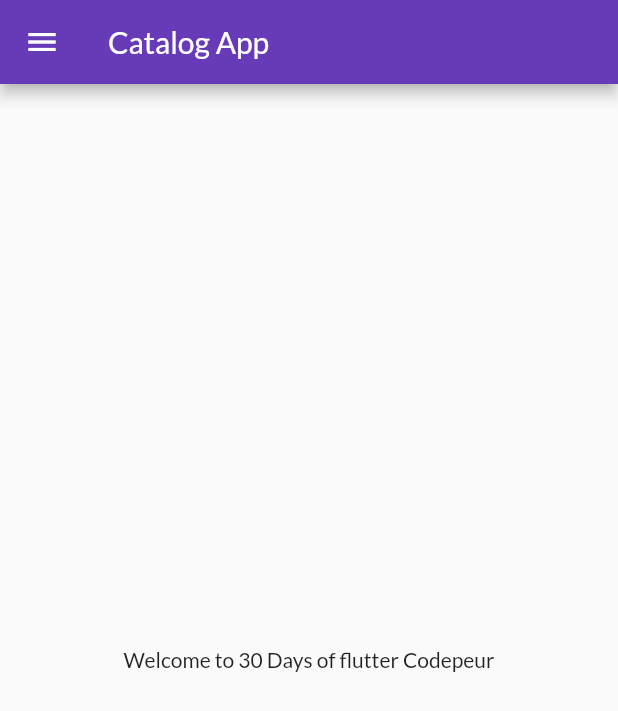
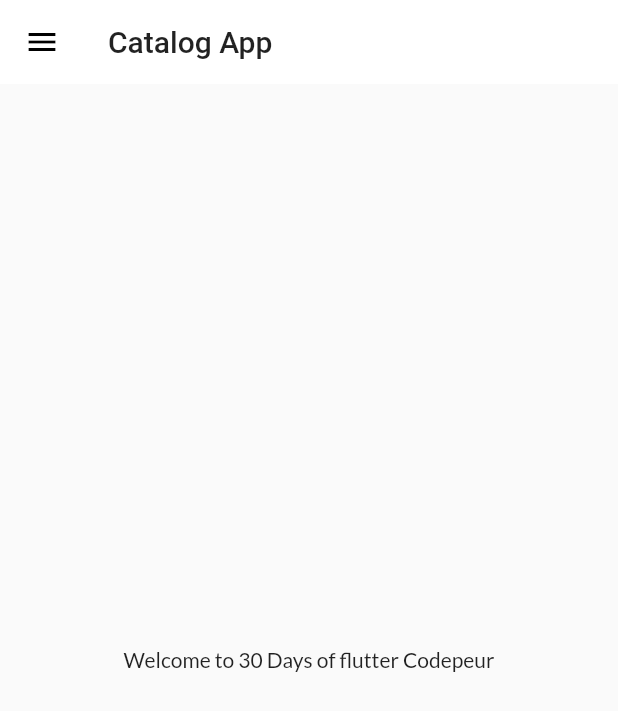
Before and after one commit to Muhammad-Sajid-Burki/Ecommerce-App, a Flutter app: the screen it shows after launch, on a phone screen of 412 x 824 dp. Shown: the top 711 px of the screen. Run offline on Flutter 3.47's test engine with Material 2 defaults, Android fonts, the phone set to English and light mode, and no system bars; our stand-ins replace google_fonts; missing offline and left inert: dart:js.

Commit message:
theme extracted

```diff
--- a/lib/main.dart
+++ b/lib/main.dart
@@ -2,6 +2,7 @@ import 'package:flutter/material.dart';
 import 'package:flutter_catalog/screens/home_page.dart';
 import 'package:flutter_catalog/screens/login_page.dart';
 import 'package:flutter_catalog/utils/routes.dart';
+import 'package:flutter_catalog/widgets/theme.dart';
 import 'package:google_fonts/google_fonts.dart';
 
 void main() {
@@ -19,11 +20,8 @@ class MyApp extends StatelessWidget {
       },
       child: MaterialApp(
         themeMode: ThemeMode.light,
-        theme: ThemeData(
-          primarySwatch: Colors.deepPurple,
-          fontFamily: GoogleFonts.lato().fontFamily,
-        ),
-        darkTheme: ThemeData(brightness: Brightness.dark),
+        theme: MyTheme.lightTheme(context),
+        darkTheme: MyTheme.darkTheme(context),
         debugShowCheckedModeBanner: false,
         initialRoute: MyRoutes.HomeRoute,
         routes: {
--- /dev/null
+++ b/lib/widgets/theme.dart
@@ -0,0 +1,23 @@
+import 'dart:js';
+
+import 'package:flutter/material.dart';
+import 'package:google_fonts/google_fonts.dart';
+
+class MyTheme {
+  static ThemeData lightTheme(BuildContext context) => ThemeData(
+        primarySwatch: Colors.deepPurple,
+        fontFamily: GoogleFonts.lato().fontFamily,
+        appBarTheme: AppBarTheme(
+          color: Colors.white,
+          elevation: 0.0,
+          iconTheme: IconThemeData(
+            color: Colors.black,
+          ),
+          textTheme: Theme.of(context).textTheme,
+        ),
+      );
+
+  static ThemeData darkTheme(BuildContext context) => ThemeData(
+        brightness: Brightness.dark,
+      );
+}
```
